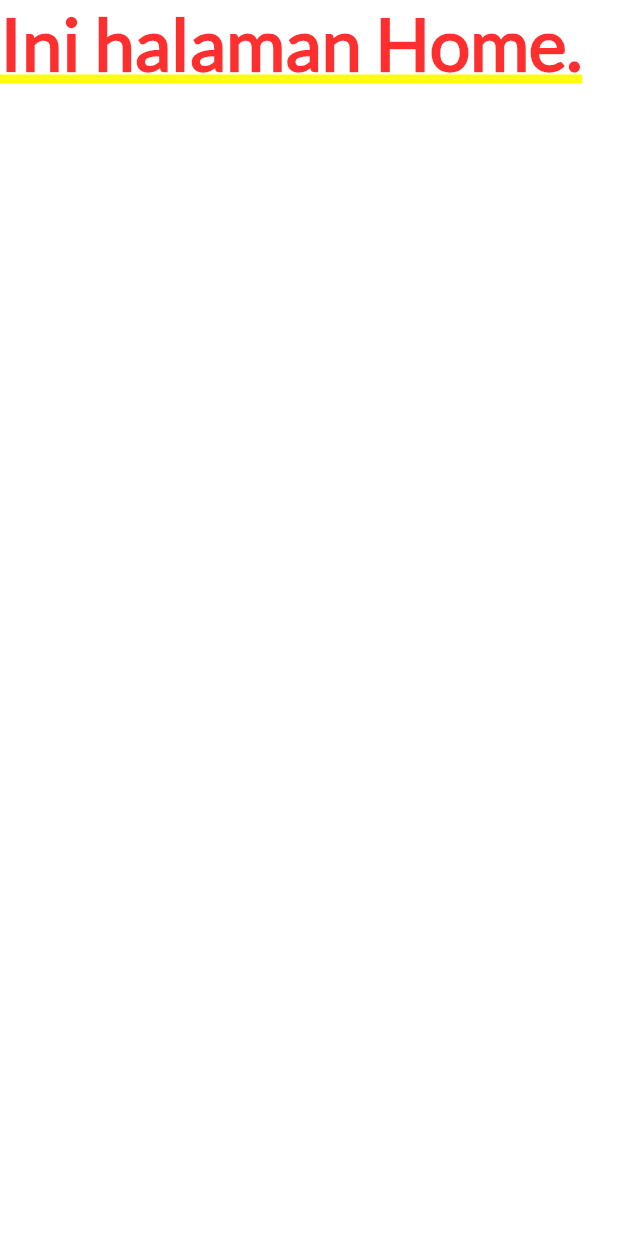
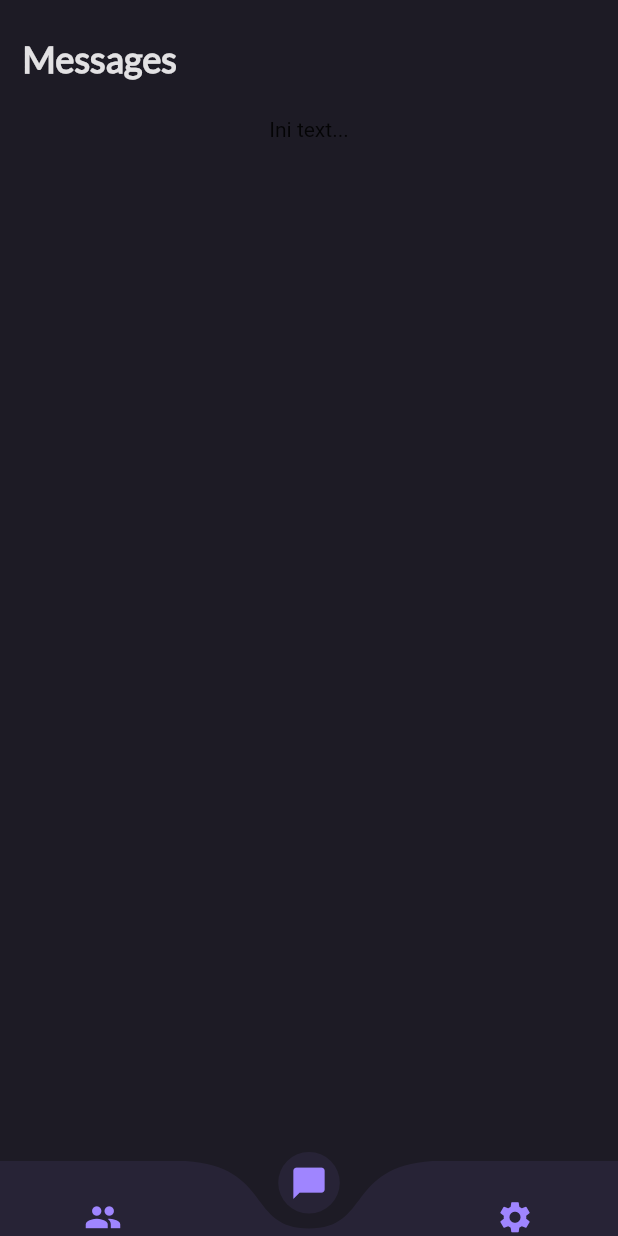
Before and after one commit to mobpro-sttb/chat-app, a Flutter app: the screen it shows after launch, on a phone screen of 412 x 824 dp. Run offline on Flutter 3.47's test engine with Material 2 defaults, Android fonts, the phone set to English and light mode, and no system bars; drawn by our look-alikes of curved_navigation_bar.

Commit message:
add default screen and routes

```diff
--- /dev/null
+++ b/lib/layouts/default_container.dart
@@ -0,0 +1,49 @@
+import 'package:chatapp/utils/static_functions.dart';
+import 'package:flutter/material.dart';
+
+class DefaultContainer extends StatelessWidget {
+  Widget child;
+  String title;
+  IconButton actionIcon;
+
+  DefaultContainer({Widget child, String title, IconButton actionIcon}) {
+    this.child = child;
+    this.title = title;
+    this.actionIcon = actionIcon;
+  }
+
+  @override
+  Widget build(BuildContext context) {
+    return SafeArea(
+      child: Container(
+        color: hexColor('#1D1B25'),
+        child: Column(
+          children: <Widget>[
+            Padding(
+              padding: EdgeInsets.all(15),
+              child: Row(
+                mainAxisAlignment: MainAxisAlignment.spaceBetween,
+                crossAxisAlignment: CrossAxisAlignment.center,
+                children: <Widget>[
+                  Text(
+                    this.title,
+                    style: TextStyle(
+                      fontSize: 24,
+                      color: hexColor('#E2E1E3'),
+                      fontFamily: 'Lato',
+                      fontWeight: FontWeight.bold,
+                    ),
+                  ),
+                  this.actionIcon != null ? this.actionIcon : Padding(
+                    padding: EdgeInsets.symmetric(vertical: 24),
+                  ),
+                ],
+              ),
+            ),
+            this.child
+          ],
+        ),
+      )
+    );
+  }
+}
--- a/lib/main.dart
+++ b/lib/main.dart
@@ -1,10 +1,10 @@
-import 'package:chatapp/screens/home/home.dart';
+import 'package:chatapp/screens/root.dart';
 import 'package:flutter/material.dart';
 
 void main() => runApp(MaterialApp(
   title: 'Chat App',
   initialRoute: '/',
   routes: <String, WidgetBuilder>{
-    '/': (context) => HomeScreen(),
+    '/': (context) => RootScreen(),
   },
 ));
--- /dev/null
+++ b/lib/screens/chat/chat.dart
@@ -0,0 +1,18 @@
+import 'package:chatapp/layouts/default_container.dart';
+import 'package:chatapp/utils/static_functions.dart';
+import 'package:flutter/material.dart';
+
+class ChatScreen extends StatefulWidget {
+  @override
+  _ChatScreenState createState() => _ChatScreenState();
+}
+
+class _ChatScreenState extends State<ChatScreen> {
+  @override
+  Widget build(BuildContext context) {
+    return DefaultContainer(
+      title: 'Messages',
+      child: Text('Ini text...'),
+    );
+  }
+}
--- /dev/null
+++ b/lib/screens/contact/contact.dart
@@ -0,0 +1,24 @@
+import 'package:chatapp/layouts/default_container.dart';
+import 'package:chatapp/utils/static_functions.dart';
+import 'package:flutter/material.dart';
+
+class ContactScreen extends StatefulWidget {
+  @override
+  _ContactScreenState createState() => _ContactScreenState();
+}
+
+class _ContactScreenState extends State<ContactScreen> {
+  @override
+  Widget build(BuildContext context) {
+    return DefaultContainer(
+      title: 'Contact',
+      child: Text('Ini text...'),
+      actionIcon: IconButton(
+        color: hexColor('#A5A4A8'),
+        icon: Icon(Icons.person_add),
+        onPressed: (){print('OK2');},
+        iconSize: 22,
+      ),
+    );
+  }
+}
--- a/lib/screens/home/home.dart
+++ /dev/null
@@ -1,20 +0,0 @@
-import 'package:flutter/material.dart';
-
-class HomeScreen extends StatefulWidget {
-  @override
-  _HomeScreenState createState() => _HomeScreenState();
-}
-
-class _HomeScreenState extends State<HomeScreen> {
-  @override
-  Widget build(BuildContext context) {
-    return Container(
-      child: Text(
-        'Ini halaman Home.',
-        style: TextStyle(
-          fontFamily: 'Lato'
-        ),
-      ),
-    );
-  }
-}
--- /dev/null
+++ b/lib/screens/root.dart
@@ -0,0 +1,44 @@
+import 'package:chatapp/screens/chat/chat.dart';
+import 'package:chatapp/screens/contact/contact.dart';
+import 'package:chatapp/screens/settings/settings.dart';
+import 'package:chatapp/utils/static_functions.dart';
+import 'package:curved_navigation_bar/curved_navigation_bar.dart';
+import 'package:flutter/material.dart';
+
+class RootScreen extends StatefulWidget {
+  @override
+  _RootScreenState createState() => _RootScreenState();
+}
+
+class _RootScreenState extends State<RootScreen> {
+  int _selectedPage = 1;
+  final List<Widget> _pages = [
+    ContactScreen(),
+    ChatScreen(),
+    SettingsScreen(),
+  ];
+  @override
+  Widget build(BuildContext context) {
+    return Scaffold(
+      body: _pages[_selectedPage],
+      bottomNavigationBar: CurvedNavigationBar(
+        backgroundColor: hexColor('#1D1B25'),
+        buttonBackgroundColor: hexColor('#272336'),
+        color: hexColor('#272336'),
+        height: 50.0,
+        animationDuration: Duration(milliseconds: 400),
+        index: 1,
+        items: <Widget>[
+          Icon(Icons.people, size: 25, color: hexColor('#9F85FF'),),
+          Icon(Icons.chat_bubble, size: 25, color: hexColor('#9F85FF'),),
+          Icon(Icons.settings, size: 25, color: hexColor('#9F85FF'),),
+        ],
+        onTap: (index) {
+          setState(() {
+            _selectedPage = index;
+          });
+        },
+      ),
+    );
+  }
+}
--- /dev/null
+++ b/lib/screens/settings/settings.dart
@@ -0,0 +1,17 @@
+import 'package:chatapp/layouts/default_container.dart';
+import 'package:flutter/material.dart';
+
+class SettingsScreen extends StatefulWidget {
+  @override
+  _SettingsScreenState createState() => _SettingsScreenState();
+}
+
+class _SettingsScreenState extends State<SettingsScreen> {
+  @override
+  Widget build(BuildContext context) {
+    return DefaultContainer(
+      title: 'Settings',
+      child: Text('Ini text...'),
+    );
+  }
+}
--- /dev/null
+++ b/lib/utils/static_functions.dart
@@ -0,0 +1,7 @@
+import 'package:flutter/material.dart';
+
+Color hexColor(String code){
+  return (code.length == 7 && code[0] == '#')
+      ? Color(int.parse(code.substring(1, 7), radix: 16) + 0xFF000000)
+      : Colors.white;
+}
--- a/pubspec.yaml
+++ b/pubspec.yaml
@@ -23,6 +23,7 @@ environment:
 dependencies:
   flutter:
     sdk: flutter
+  curved_navigation_bar: ^0.3.4
 
 
   # The following adds the Cupertino Icons font to your application.
```
Also changed, not shown: fonts/Montserrat-Italic.ttf (added), fonts/Montserrat-Regular.ttf (added), pubspec.lock.
